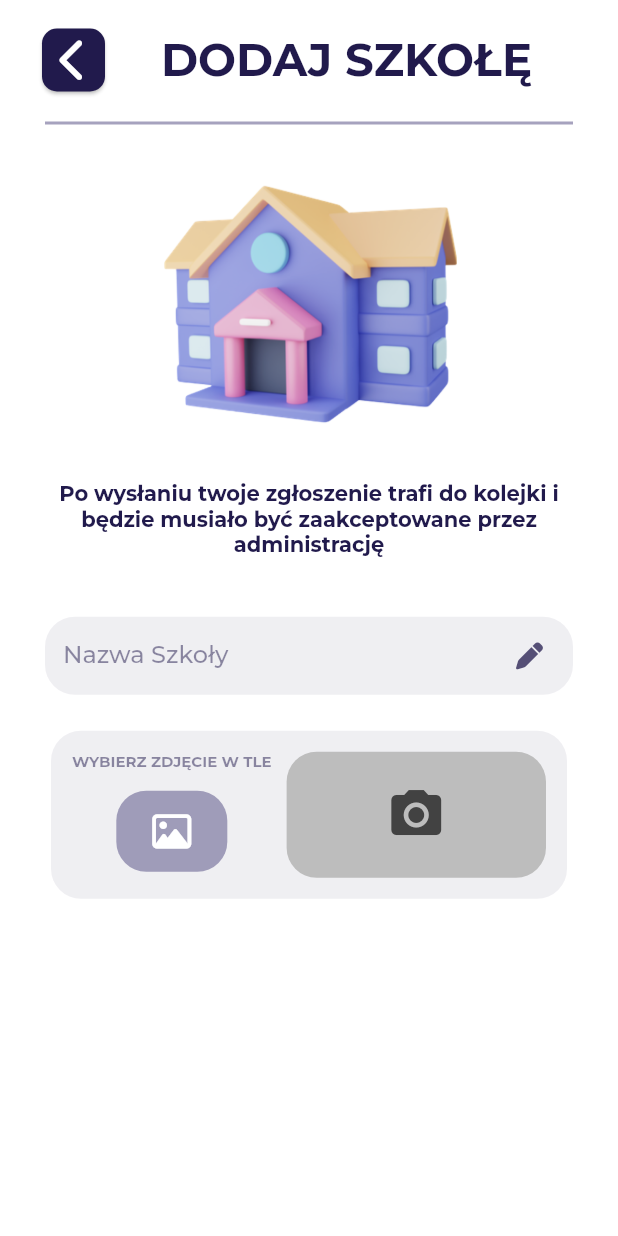
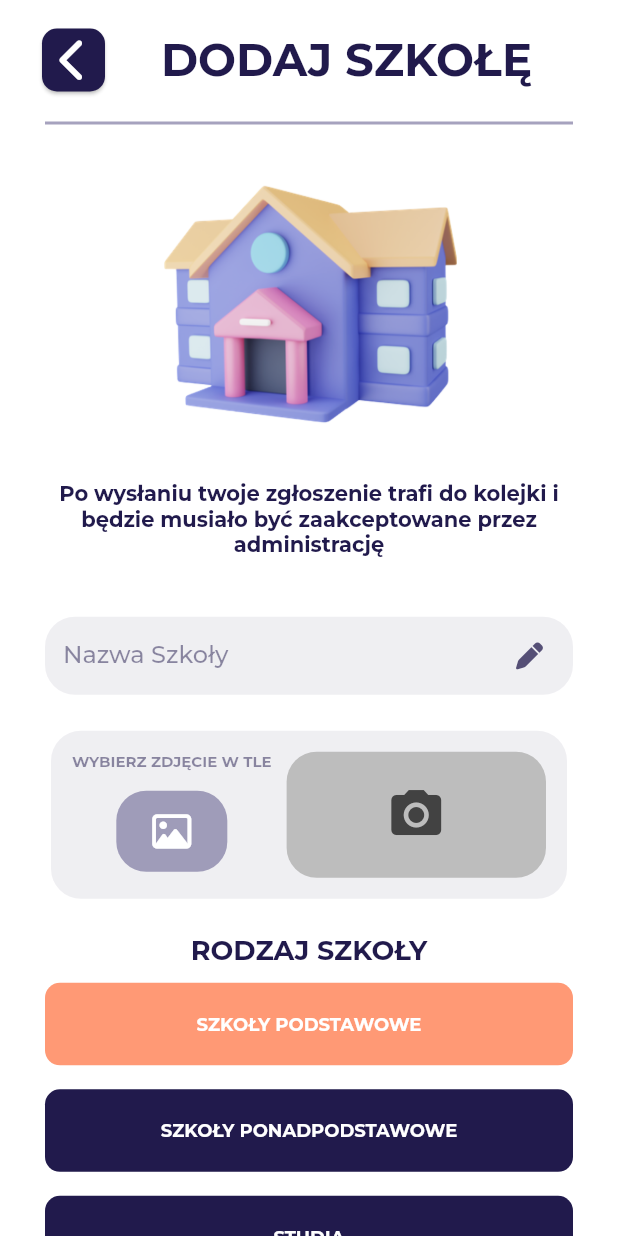
Before and after one commit to rebixpl/moje_miasto, a Flutter app: the AddSchoolScreen screen opened directly, on a phone screen of 412 x 824 dp. Run offline on Flutter 3.47's test engine with Material 2 defaults, Android fonts, the phone set to English and light mode, and no system bars; our stand-ins replace animated_bottom_navigation_bar, bloc, carousel_slider, diacritic, equatable, firebase_auth and 7 more; missing offline and left inert: firebase_auth_platform_interface, flow_builder; accounts and stored records are empty; project files that could hold a hidden picture were left out.

Commit message:
59. add school screen UI
1. created school type picker + cubit for state management
2. image picker bugfix

```diff
--- a/lib/screens/account_creation_screens/ca_more_info/widgets/city_picker/cubits/city_picker_cubit.dart
+++ b/lib/screens/account_creation_screens/ca_more_info/widgets/city_picker/cubits/city_picker_cubit.dart
@@ -88,15 +88,13 @@ class CityPickerSelectionCubit extends Cubit<String> {
   CityPickerSelectionCubit() : super('');
 
 // set new avatar image id
-  void selectCityId(String newId) {
-    final selectedCityId = newId;
-    emit(selectedCityId);
-  }
+  void selectCityId(String newId) => emit(newId);
 
   @override
   void onChange(Change<String> change) {
     super.onChange(change);
-    debugPrint('currentState: ${change.currentState}');
-    debugPrint('nextState: ${change.nextState}');
+    debugPrint(
+        'CityPickerSelectionCubit - currentState: ${change.currentState}');
+    debugPrint('CityPickerSelectionCubit - nextState: ${change.nextState}');
   }
 }
--- a/lib/screens/account_creation_screens/ca_more_info/widgets/city_picker/widgets/city_card.dart
+++ b/lib/screens/account_creation_screens/ca_more_info/widgets/city_picker/widgets/city_card.dart
@@ -15,7 +15,7 @@ class CityCard extends StatelessWidget {
   Widget build(BuildContext context) {
     return BlocBuilder<CityPickerSelectionCubit, String>(
       builder: (context, state) {
-        final cityPickerSelectionCubit =
+        final CityPickerSelectionCubit cityPickerSelectionCubit =
             context.read<CityPickerSelectionCubit>();
         final String selectedCityId = cityPickerSelectionCubit.state;
 
--- a/lib/screens/school_ranking_screen/screens/add_school_screen/add_school_screen.dart
+++ b/lib/screens/school_ranking_screen/screens/add_school_screen/add_school_screen.dart
@@ -1,9 +1,12 @@
 import 'package:flutter/material.dart';
+import 'package:flutter_bloc/flutter_bloc.dart';
 import 'package:font_awesome_flutter/font_awesome_flutter.dart';
 import 'package:moje_miasto/screens/forgot_password/widgets/full_width_divider.dart';
 import 'package:moje_miasto/screens/forgot_password/widgets/go_back_button.dart';
 import 'package:moje_miasto/screens/school_ranking_screen/screens/add_school_screen/widgets/add_school_screen_texts.dart';
 import 'package:moje_miasto/screens/school_ranking_screen/screens/add_school_screen/widgets/image_picker/image_picker.dart';
+import 'package:moje_miasto/screens/school_ranking_screen/screens/add_school_screen/widgets/school_type_picker/cubit/school_type_picker_cubit.dart';
+import 'package:moje_miasto/screens/school_ranking_screen/screens/add_school_screen/widgets/school_type_picker/school_type_picker.dart';
 import 'package:moje_miasto/shared/app/text_fields/my_text_field.dart';
 import 'package:moje_miasto/shared/app/text_fields/text_field_validators.dart';
 import 'package:moje_miasto/theme.dart';
@@ -34,7 +37,9 @@ class AddSchoolScreen extends StatelessWidget {
         centerTitle: true,
         toolbarHeight: 80.0,
       ),
-      body: Column(
+      body: BlocProvider(
+        create: (BuildContext context) => SchoolTypePickerCubit(),
+        child: Column(
           crossAxisAlignment: CrossAxisAlignment.start,
           children: [
             Expanded(
@@ -70,10 +75,8 @@ class AddSchoolScreen extends StatelessWidget {
                       ),
                       const SizedBox(height: 10.0),
                       const ImagePickerAS(),
-                    // CityPicker(
-                    //   cityNameController: _cityNameController,
-                    //   formKey: _formKey,
-                    // ),
+                      const SizedBox(height: 20.0),
+                      const SchoolTypePicker(),
                       const SizedBox(height: 30.0),
                     ],
                   ),
@@ -82,6 +85,7 @@ class AddSchoolScreen extends StatelessWidget {
             ),
           ],
         ),
+      ),
     );
   }
 }
--- a/lib/screens/school_ranking_screen/screens/add_school_screen/widgets/image_picker/image_picker.dart
+++ b/lib/screens/school_ranking_screen/screens/add_school_screen/widgets/image_picker/image_picker.dart
@@ -7,6 +7,7 @@ import 'package:moje_miasto/screens/school_ranking_screen/screens/add_school_scr
 import 'package:moje_miasto/screens/school_ranking_screen/screens/add_school_screen/widgets/image_picker/cubit/image_picker_provider.dart';
 import 'package:moje_miasto/screens/school_ranking_screen/screens/add_school_screen/widgets/image_picker/cubit/image_picker_state.dart';
 import 'package:moje_miasto/screens/school_ranking_screen/screens/add_school_screen/widgets/image_picker/image_picker_texts.dart';
+import 'package:moje_miasto/screens/school_ranking_screen/screens/add_school_screen/widgets/image_picker/no_image_container.dart';
 import 'package:moje_miasto/screens/school_ranking_screen/screens/add_school_screen/widgets/image_picker/select_image_btn.dart';
 
 class ImagePickerAS extends StatefulWidget {
@@ -58,24 +59,13 @@ class _ImagePickerASState extends State<ImagePickerAS> {
                     bloc: cubit,
                     builder: (context, state) {
                       if (state is ImagePickerInitialize) {
-                        return Expanded(
-                          child: Container(
-                            margin: const EdgeInsets.only(left: 10.0),
-                            decoration: BoxDecoration(
-                              color: Colors.grey[400],
-                              borderRadius: BorderRadius.circular(20),
-                            ),
-                            height: double.infinity,
-                            child: Icon(
-                              Icons.camera_alt,
-                              color: Colors.grey[800],
-                              size: 40.0,
-                            ),
-                          ),
-                        );
+                        return const NoImageContainer();
                       }
                       if (state is ImagePickerSuccess) {
                         _image = state.image;
+                        if (_image == null) {
+                          return const NoImageContainer();
+                        } else {
                           return Expanded(
                             child: Container(
                               margin: const EdgeInsets.only(left: 10.0),
@@ -92,6 +82,7 @@ class _ImagePickerASState extends State<ImagePickerAS> {
                               ),
                             ),
                           );
+                        }
                       }
                       if (state is ImagePickerFailure) {
                         return Expanded(
--- /dev/null
+++ b/lib/screens/school_ranking_screen/screens/add_school_screen/widgets/image_picker/no_image_container.dart
@@ -0,0 +1,26 @@
+import 'package:flutter/material.dart';
+
+class NoImageContainer extends StatelessWidget {
+  const NoImageContainer({
+    Key? key,
+  }) : super(key: key);
+
+  @override
+  Widget build(BuildContext context) {
+    return Expanded(
+      child: Container(
+        margin: const EdgeInsets.only(left: 10.0),
+        decoration: BoxDecoration(
+          color: Colors.grey[400],
+          borderRadius: BorderRadius.circular(20),
+        ),
+        height: double.infinity,
+        child: Icon(
+          Icons.camera_alt,
+          color: Colors.grey[800],
+          size: 40.0,
+        ),
+      ),
+    );
+  }
+}
--- /dev/null
+++ b/lib/screens/school_ranking_screen/screens/add_school_screen/widgets/school_type_picker/cubit/school_type_picker_cubit.dart
@@ -0,0 +1,19 @@
+import 'package:flutter/foundation.dart';
+import 'package:flutter_bloc/flutter_bloc.dart';
+import 'package:moje_miasto/screens/school_ranking_screen/widgets/school_type_selector/data/school_types.dart';
+
+// stores single value - currently selected school type id
+class SchoolTypePickerCubit extends Cubit<String> {
+  // first id will be default and selected at the beginning
+  SchoolTypePickerCubit() : super(schoolTypes[0].id);
+
+// set new avatar image id
+  void selectSchoolTypeId(String newId) => emit(newId);
+
+  @override
+  void onChange(Change<String> change) {
+    super.onChange(change);
+    debugPrint('SchoolTypePickerCubit - currentState: ${change.currentState}');
+    debugPrint('SchoolTypePickerCubit - nextState: ${change.nextState}');
+  }
+}
--- /dev/null
+++ b/lib/screens/school_ranking_screen/screens/add_school_screen/widgets/school_type_picker/data/school_type_picker_data.dart
@@ -0,0 +1,24 @@
+class SchoolType {
+  final String id;
+  final String title;
+
+  const SchoolType({
+    required this.id,
+    required this.title,
+  });
+}
+
+const List<SchoolType> schoolTypes = [
+  SchoolType(
+    id: 'szkoly_podstawowe',
+    title: 'szkoły podstawowe',
+  ),
+  SchoolType(
+    id: 'szkoly_ponadpodstawowe',
+    title: 'szkoły ponadpodstawowe',
+  ),
+  SchoolType(
+    id: 'studenci',
+    title: 'studenci',
+  ),
+];
--- /dev/null
+++ b/lib/screens/school_ranking_screen/screens/add_school_screen/widgets/school_type_picker/school_type_picker.dart
@@ -0,0 +1,29 @@
+import 'package:flutter/material.dart';
+import 'package:moje_miasto/screens/school_ranking_screen/screens/add_school_screen/widgets/school_type_picker/widgets/school_type_picker_texts.dart';
+import 'package:moje_miasto/screens/school_ranking_screen/screens/add_school_screen/widgets/school_type_picker/widgets/single_card.dart';
+import 'package:moje_miasto/screens/school_ranking_screen/widgets/school_type_selector/data/school_types.dart';
+
+class SchoolTypePicker extends StatelessWidget {
+  const SchoolTypePicker({
+    Key? key,
+  }) : super(key: key);
+
+  @override
+  Widget build(BuildContext context) {
+    return Column(
+      children: [
+        schoolTypeText(context),
+        const SizedBox(height: 10.0),
+        ListView.separated(
+          shrinkWrap: true,
+          physics: const NeverScrollableScrollPhysics(),
+          itemBuilder: (context, index) => SingleCard(
+            schoolType: schoolTypes[index],
+          ),
+          separatorBuilder: (context, index) => const SizedBox(height: 16.0),
+          itemCount: schoolTypes.length,
+        )
+      ],
+    );
+  }
+}
--- /dev/null
+++ b/lib/screens/school_ranking_screen/screens/add_school_screen/widgets/school_type_picker/widgets/school_type_picker_texts.dart
@@ -0,0 +1,14 @@
+import 'package:flutter/material.dart';
+import 'package:moje_miasto/shared/app/text/title_case.dart';
+
+Text schoolTypeText(BuildContext context) {
+  return Text(
+    'rodzaj szkoły'.allInCaps,
+    style: TextStyle(
+      color: Theme.of(context).colorScheme.secondary,
+      fontWeight: FontWeight.bold,
+      fontSize: 18.0,
+    ),
+    textAlign: TextAlign.center,
+  );
+}
--- /dev/null
+++ b/lib/screens/school_ranking_screen/screens/add_school_screen/widgets/school_type_picker/widgets/single_card.dart
@@ -0,0 +1,51 @@
+import 'package:flutter/material.dart';
+import 'package:flutter_bloc/flutter_bloc.dart';
+import 'package:moje_miasto/screens/school_ranking_screen/screens/add_school_screen/widgets/school_type_picker/cubit/school_type_picker_cubit.dart';
+import 'package:moje_miasto/screens/school_ranking_screen/widgets/school_type_selector/data/school_types.dart';
+import 'package:moje_miasto/shared/app/text/title_case.dart';
+import 'package:moje_miasto/theme.dart';
+
+class SingleCard extends StatelessWidget {
+  final SchoolType schoolType;
+
+  const SingleCard({
+    Key? key,
+    required this.schoolType,
+  }) : super(key: key);
+
+  @override
+  Widget build(BuildContext context) {
+    return BlocBuilder<SchoolTypePickerCubit, String>(
+      builder: (context, state) {
+        final SchoolTypePickerCubit schoolTypePickerCubit =
+            context.read<SchoolTypePickerCubit>();
+        final String selectedSchoolTypeId = schoolTypePickerCubit.state;
+
+        return GestureDetector(
+          onTap: () => schoolTypePickerCubit.selectSchoolTypeId(schoolType.id),
+          child: Container(
+            decoration: BoxDecoration(
+              color: selectedSchoolTypeId == schoolType.id
+                  ? AppTheme.kAccentColor
+                  : Theme.of(context).colorScheme.secondary,
+              borderRadius: BorderRadius.circular(10.0),
+            ),
+            child: Center(
+              child: Padding(
+                padding: const EdgeInsets.symmetric(vertical: 20.0),
+                child: Text(
+                  schoolType.title.allInCaps,
+                  style: const TextStyle(
+                    color: Colors.white,
+                    fontSize: 12.0,
+                    fontWeight: FontWeight.bold,
+                  ),
+                ),
+              ),
+            ),
+          ),
+        );
+      },
+    );
+  }
+}
```
Lines whose indentation alone changed are shown as unchanged.
